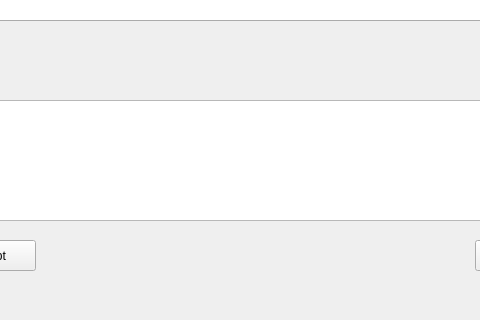
LeAn0305/bmttnc-hutech-2380600006, file lab_03/ui/vigenere.ui: the form before one commit; both pictures show x 235 to 715 and y 280 to 600 of the 900 by 600 pixel window.
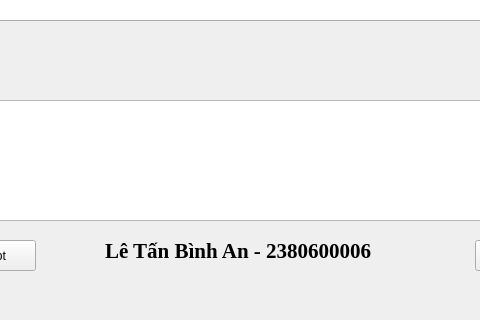
The form after the commit.

Patch:
```diff
--- a/lab_03/ui/vigenere.ui
+++ b/lab_03/ui/vigenere.ui
@@ -148,6 +148,27 @@
      <string>Decrypt</string>
     </property>
    </widget>
+   <widget class="QLabel" name="label">
+    <property name="geometry">
+     <rect>
+      <x>340</x>
+      <y>520</y>
+      <width>271</width>
+      <height>21</height>
+     </rect>
+    </property>
+    <property name="font">
+     <font>
+      <family>Times New Roman</family>
+      <pointsize>16</pointsize>
+      <weight>75</weight>
+      <bold>true</bold>
+     </font>
+    </property>
+    <property name="text">
+     <string>Lê Tấn Bình An - 2380600006</string>
+    </property>
+   </widget>
   </widget>
   <widget class="QMenuBar" name="menubar">
    <property name="geometry">
```
